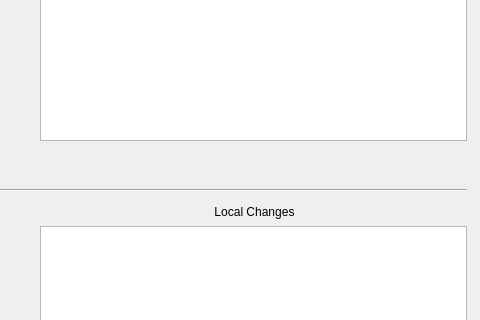
The window that gui/ivcs_mainwindow.ui (minorsecond/ivcs) describes before a commit, drawn with Qt 5; both pictures show x 544 to 1024 and y 171 to 491 of the 1024 by 680 pixel window.
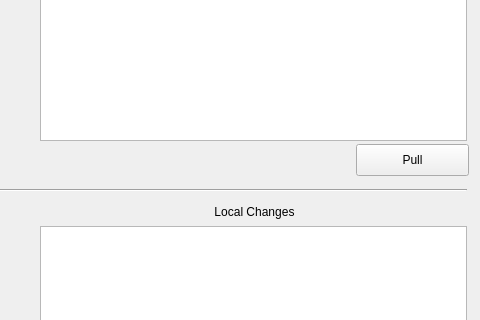
The same window after the commit.

Commit message: Added pull button to Main Window

Diff of the .ui file:
```diff
--- a/gui/ivcs_mainwindow.ui
+++ b/gui/ivcs_mainwindow.ui
@@ -209,6 +209,19 @@
      <bool>false</bool>
     </property>
    </widget>
+   <widget class="QPushButton" name="PullButton">
+    <property name="geometry">
+     <rect>
+      <x>900</x>
+      <y>296</y>
+      <width>113</width>
+      <height>32</height>
+     </rect>
+    </property>
+    <property name="text">
+     <string>Pull</string>
+    </property>
+   </widget>
   </widget>
   <widget class="QMenuBar" name="menubar">
    <property name="geometry">
```
